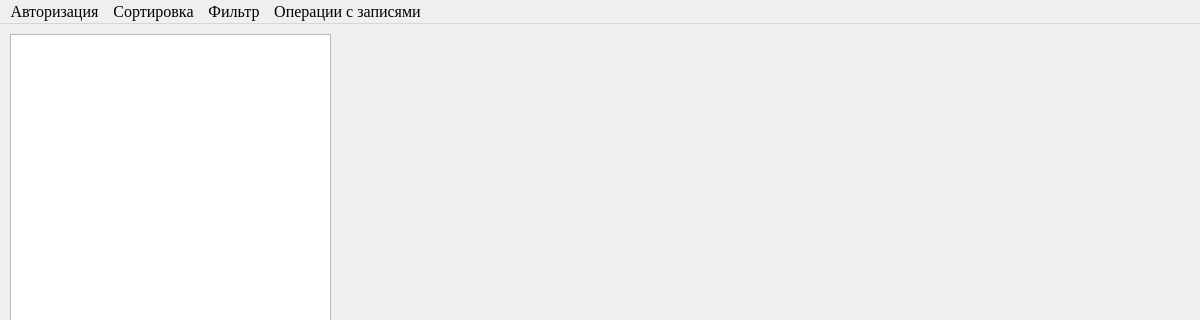
Old version of the form ui/main_window.ui in the repository SwiftyKey/CostAccounting; both pictures show x 0 to 1200 and y 0 to 320 of the 1200 by 831 pixel window.
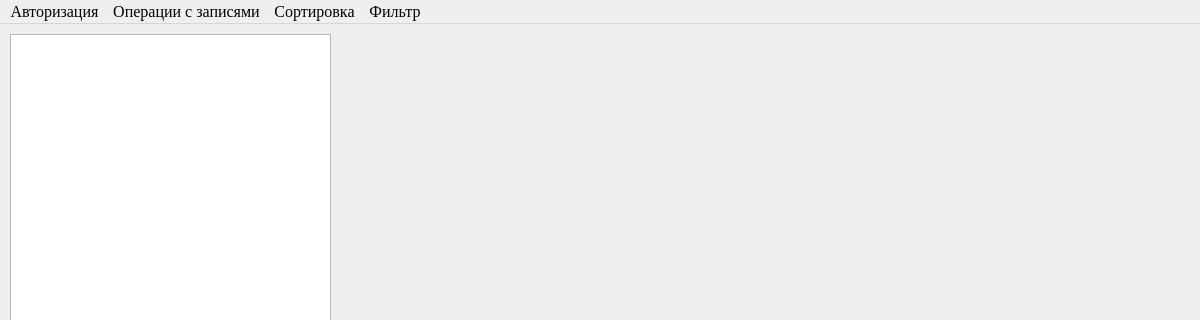
New version of the form.

Patch:
```diff
--- a/ui/main_window.ui
+++ b/ui/main_window.ui
@@ -97,9 +97,9 @@
     <addaction name="operation_remove"/>
    </widget>
    <addaction name="authorization"/>
+   <addaction name="operations"/>
    <addaction name="sort"/>
    <addaction name="filter"/>
-   <addaction name="operations"/>
   </widget>
   <action name="sort_by_category">
    <property name="text">
```
